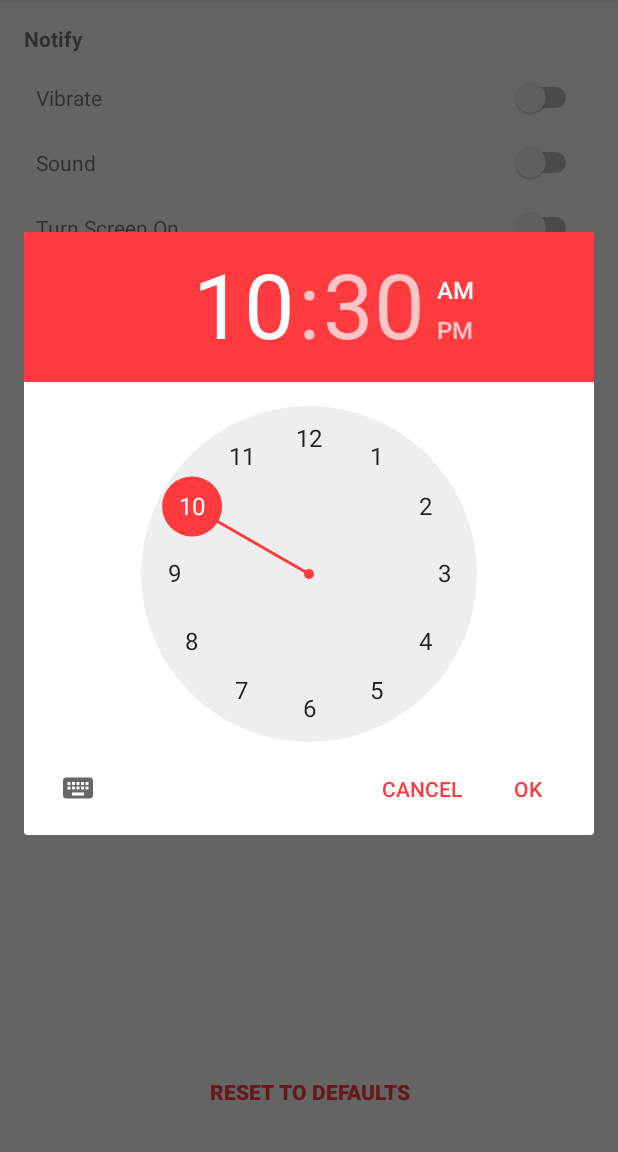
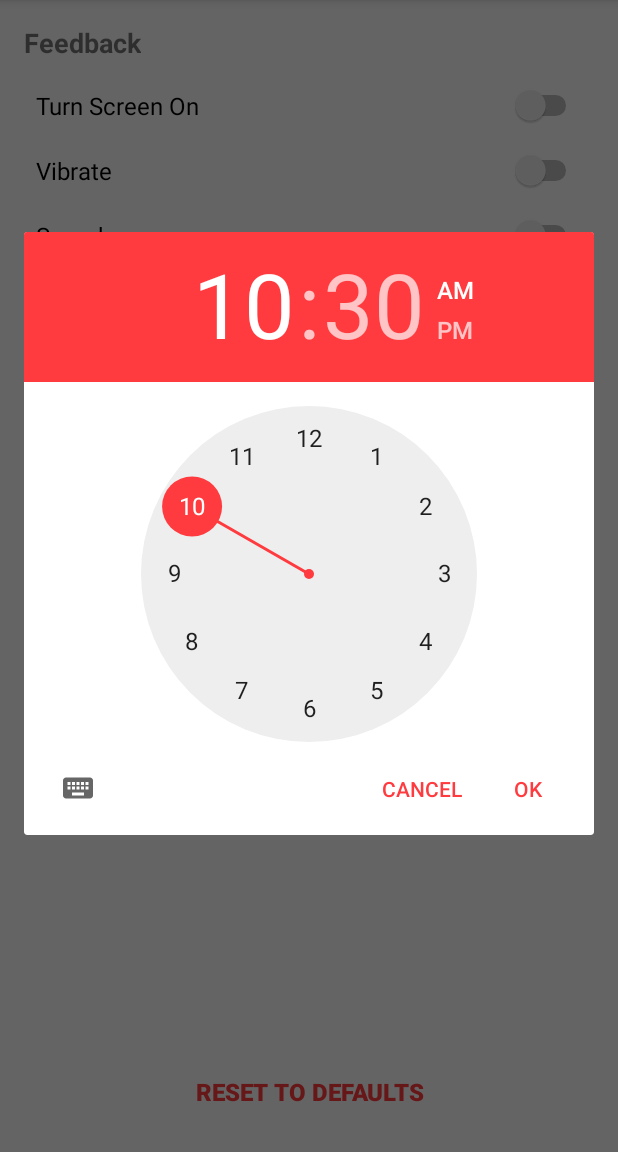
Before and after one commit to jesusCDev/AllWorkouts, an Android app: the SettingsActivity screen opened directly, with no data from a screen before it, after a tap on an icon or button, on a phone screen of 412 x 824 dp, the part 84-1236 px from its top. Run offline under Robolectric (Android 15) with nearby library versions, the phone set to English and light mode, and no system bars.

Commit message:
Just made some slight adjusments to certain things like changing the notifications default values to -1 instead of 0 to prevent future bugs as i was wokring on other projects while referencing this one. Still need to comment and add assets but i think that will be all and i will add turn screen on functionality on later.

```diff
--- a/app/src/main/java/com/allvens/allworkouts/SettingsActivity.java
+++ b/app/src/main/java/com/allvens/allworkouts/SettingsActivity.java
@@ -27,12 +27,12 @@ public class SettingsActivity extends AppCompatActivity{
 
         LinearLayout ll_settings_WorkoutPositions = findViewById(R.id.ll_settings_WorkoutPositions);
 
-        TextView tvTimeDisplay = findViewById(R.id.tv_settings_Time);
-
         Switch sVibrate = findViewById(R.id.s_settings_Vibrate);
         Switch sSound = findViewById(R.id.s_settings_Sound);
         Switch sScreenOn = findViewById(R.id.s_settings_ScreenTurnOn);
         Switch sNotification = findViewById(R.id.s_settings_Notification);
+
+        TextView tvTimeDisplay = findViewById(R.id.tv_settings_Time);
 
         Button btnSu = findViewById(R.id.btn_settings_notificationDaySU);
         Button btnM = findViewById(R.id.btn_settings_notificationDayM);
@@ -41,7 +41,6 @@ public class SettingsActivity extends AppCompatActivity{
         Button btnTh = findViewById(R.id.btn_settings_notificationDayTH);
         Button btnF = findViewById(R.id.btn_settings_notificationDayF);
         Button btnSa = findViewById(R.id.btn_settings_notificationDaySA);
-
 
         settingsScene_manager = new SettingsScene_Manager(this);
         settingsScene_manager.setUp_SettingsValues(sVibrate, sSound, sScreenOn, sNotification);
@@ -64,6 +63,7 @@ public class SettingsActivity extends AppCompatActivity{
                     case DialogInterface.BUTTON_POSITIVE:
                         Workout_Wrapper wrapper = new Workout_Wrapper(SettingsActivity.this);
                         wrapper.open();
+                        // todo take a look at this and try to simplify it
                         wrapper.delete_AllWorkouts();
                         wrapper.delete_AllHistoryWorkouts();
                         wrapper.close();
--- a/app/src/main/java/com/allvens/allworkouts/WorkoutSessionActivity.java
+++ b/app/src/main/java/com/allvens/allworkouts/WorkoutSessionActivity.java
@@ -46,8 +46,8 @@ public class WorkoutSessionActivity extends AppCompatActivity {
     }
 
     @Override
-    protected void onStop() {
-        super.onStop();
+    protected void onPause() {
+        super.onPause();
     }
 
     public void btnAction_ChangeActivities(View view){
--- a/app/src/main/java/com/allvens/allworkouts/settings_manager/SettingsPrefs_Manager.java
+++ b/app/src/main/java/com/allvens/allworkouts/settings_manager/SettingsPrefs_Manager.java
@@ -16,7 +16,7 @@ public class SettingsPrefs_Manager {
         prefs = context.getSharedPreferences(Preferences_Values.PREFS_NAMES, Context.MODE_PRIVATE);
         edit = prefs.edit();
 
-        notification_days = prefs.getString(Preferences_Values.NOTIFICATION_DAYS, "0,0,0,0,0,0,0").split(",");
+        notification_days = prefs.getString(Preferences_Values.NOTIFICATION_DAYS, "-1,-1,-1,-1,-1,-1,-1").split(",");
     }
 
     public boolean get_PrefSetting(String prefKey){
--- a/app/src/main/java/com/allvens/allworkouts/settings_manager/WorkoutPos/WorkoutPos_DragListener.java
+++ b/app/src/main/java/com/allvens/allworkouts/settings_manager/WorkoutPos/WorkoutPos_DragListener.java
@@ -2,7 +2,6 @@ package com.allvens.allworkouts.settings_manager.WorkoutPos;
 
 import android.content.Context;
 import android.graphics.Color;
-import android.util.Log;
 import android.view.DragEvent;
 import android.view.View;
 import android.view.ViewGroup;
@@ -33,7 +32,7 @@ public class WorkoutPos_DragListener implements View.OnDragListener {
                 // do nothing
                 break;
             case DragEvent.ACTION_DRAG_ENTERED:
-                v.setBackgroundColor(context.getResources().getColor(R.color.lightAccent));
+                v.setBackgroundColor(context.getResources().getColor(R.color.focusAccent));
                 update_View(owner, owner.indexOfChild(v));
                 break;
             case DragEvent.ACTION_DRAG_EXITED:
--- a/app/src/main/res/drawable/ic_expand_less_black_24dp.xml
+++ b/app/src/main/res/drawable/ic_expand_less_black_24dp.xml
@@ -1,5 +1,5 @@
-<vector android:height="24dp" android:tint="#FFFFFF"
+<vector android:height="36dp" android:tint="#FFFFFF"
     android:viewportHeight="24.0" android:viewportWidth="24.0"
-    android:width="24dp" xmlns:android="http://schemas.android.com/apk/res/android">
+    android:width="48dp" xmlns:android="http://schemas.android.com/apk/res/android">
     <path android:fillColor="#FF000000" android:pathData="M12,8l-6,6 1.41,1.41L12,10.83l4.59,4.58L18,14z"/>
 </vector>
--- a/app/src/main/res/drawable/ic_expand_more_black_24dp.xml
+++ b/app/src/main/res/drawable/ic_expand_more_black_24dp.xml
@@ -1,5 +1,5 @@
-<vector android:height="24dp" android:tint="#FFFFFF"
+<vector android:height="36dp" android:tint="#FFFFFF"
     android:viewportHeight="24.0" android:viewportWidth="24.0"
-    android:width="24dp" xmlns:android="http://schemas.android.com/apk/res/android">
+    android:width="48dp" xmlns:android="http://schemas.android.com/apk/res/android">
     <path android:fillColor="#FF000000" android:pathData="M16.59,8.59L12,13.17 7.41,8.59 6,10l6,6 6,-6z"/>
 </vector>
--- a/app/src/main/res/layout/acitivty_max.xml
+++ b/app/src/main/res/layout/acitivty_max.xml
@@ -20,7 +20,8 @@
             android:layout_centerHorizontal="true"
             android:layout_marginTop="8dp"
             android:text="Workout"
-            android:textAppearance="@style/TextAppearance.AppCompat.Title" />
+            android:textAppearance="@style/TextAppearance.AppCompat.Title"
+            android:textSize="@dimen/priority_1" />
 
         <TextView
             android:id="@+id/tv_max_MaxValue"
@@ -90,7 +91,8 @@
             android:background="@android:color/transparent"
             android:onClick="btnAction_max_CompleteMax"
             android:text="Complete"
-            android:textColor="@color/colorAccent"
+            android:textColor="@color/importantButton"
+            android:textSize="@dimen/btn_textSize"
             android:textStyle="bold"
             app:layout_constraintBottom_toBottomOf="parent"
             app:layout_constraintEnd_toEndOf="parent"
--- a/app/src/main/res/layout/acitivty_settings.xml
+++ b/app/src/main/res/layout/acitivty_settings.xml
@@ -14,7 +14,8 @@
         android:layout_height="wrap_content"
         android:layout_marginStart="8dp"
         android:layout_marginTop="8dp"
-        android:text="Notify"
+        android:text="Feedback"
+        android:textSize="@dimen/priority_2"
         android:textStyle="bold"
         app:layout_constraintStart_toStartOf="parent"
         app:layout_constraintTop_toTopOf="parent" />
@@ -33,6 +34,38 @@
 
         <android.support.constraint.ConstraintLayout
             android:layout_width="match_parent"
+            android:layout_height="match_parent"
+            tools:layout_editor_absoluteX="16dp"
+            tools:layout_editor_absoluteY="134dp">
+
+            <TextView
+                android:id="@+id/textView"
+                android:layout_width="wrap_content"
+                android:layout_height="wrap_content"
+                android:layout_marginBottom="8dp"
+                android:layout_marginStart="8dp"
+                android:layout_marginTop="8dp"
+                android:text="Turn Screen On"
+                android:textColor="@android:color/black"
+                android:textSize="@dimen/priority_3"
+                app:layout_constraintBottom_toBottomOf="parent"
+                app:layout_constraintStart_toStartOf="parent"
+                app:layout_constraintTop_toTopOf="parent" />
+
+            <Switch
+                android:id="@+id/s_settings_ScreenTurnOn"
+                android:layout_width="wrap_content"
+                android:layout_height="wrap_content"
+                android:layout_marginBottom="8dp"
+                android:layout_marginEnd="8dp"
+                android:layout_marginTop="8dp"
+                app:layout_constraintBottom_toBottomOf="parent"
+                app:layout_constraintEnd_toEndOf="parent"
+                app:layout_constraintTop_toTopOf="parent" />
+        </android.support.constraint.ConstraintLayout>
+
+        <android.support.constraint.ConstraintLayout
+            android:layout_width="match_parent"
             android:layout_height="match_parent">
 
             <TextView
@@ -43,6 +76,8 @@
                 android:layout_marginStart="8dp"
                 android:layout_marginTop="8dp"
                 android:text="Vibrate"
+                android:textColor="@android:color/black"
+                android:textSize="@dimen/priority_3"
                 app:layout_constraintBottom_toBottomOf="parent"
                 app:layout_constraintStart_toStartOf="parent"
                 app:layout_constraintTop_toTopOf="parent" />
@@ -71,6 +106,8 @@
                 android:layout_marginStart="8dp"
                 android:layout_marginTop="8dp"
                 android:text="Sound"
+                android:textColor="@android:color/black"
+                android:textSize="@dimen/priority_3"
                 app:layout_constraintBottom_toBottomOf="parent"
                 app:layout_constraintStart_toStartOf="parent"
                 app:layout_constraintTop_toTopOf="parent" />
@@ -85,35 +122,9 @@
                 app:layout_constraintBottom_toBottomOf="parent"
                 app:layout_constraintEnd_toEndOf="parent"
                 app:layout_constraintTop_toTopOf="parent" />
+
         </android.support.constraint.ConstraintLayout>
 
-        <android.support.constraint.ConstraintLayout
-            android:layout_width="match_parent"
-            android:layout_height="match_parent">
-
-            <TextView
-                android:id="@+id/textView"
-                android:layout_width="wrap_content"
-                android:layout_height="wrap_content"
-                android:layout_marginBottom="8dp"
-                android:layout_marginStart="8dp"
-                android:layout_marginTop="8dp"
-                android:text="Turn Screen On"
-                app:layout_constraintBottom_toBottomOf="parent"
-                app:layout_constraintStart_toStartOf="parent"
-                app:layout_constraintTop_toTopOf="parent" />
-
-            <Switch
-                android:id="@+id/s_settings_ScreenTurnOn"
-                android:layout_width="wrap_content"
-                android:layout_height="wrap_content"
-                android:layout_marginBottom="8dp"
-                android:layout_marginEnd="8dp"
-                android:layout_marginTop="8dp"
-                app:layout_constraintBottom_toBottomOf="parent"
-                app:layout_constraintEnd_toEndOf="parent"
-                app:layout_constraintTop_toTopOf="parent" />
-        </android.support.constraint.ConstraintLayout>
     </LinearLayout>
 
     <TextView
@@ -123,6 +134,7 @@
         android:layout_marginStart="8dp"
         android:layout_marginTop="8dp"
         android:text="Notification"
+        android:textSize="@dimen/priority_2"
         android:textStyle="bold"
         app:layout_constraintStart_toStartOf="parent"
         app:layout_constraintTop_toBottomOf="@+id/ll1" />
@@ -150,9 +162,9 @@
                 android:layout_marginStart="8dp"
                 android:layout_marginTop="8dp"
                 android:onClick="btnAction_SetNotificationTime"
-                android:text="2:04am"
-                android:textColor="@color/colorAccent"
-                android:textSize="24sp"
+                android:text="2:04 am"
+                android:textColor="@color/importantButton"
+                android:textSize="@dimen/priority_1"
                 android:textStyle="bold"
                 app:layout_constraintBottom_toBottomOf="parent"
                 app:layout_constraintStart_toStartOf="parent"
@@ -185,6 +197,8 @@
                 android:background="@android:color/transparent"
                 android:onClick="btnAction_setDayNotifications"
                 android:text="SU"
+                android:textColor="@color/unSelectedButton"
+                android:textSize="@dimen/btn_textSize"
                 android:textStyle="bold" />
 
             <Button
@@ -195,6 +209,8 @@
                 android:background="@android:color/transparent"
                 android:onClick="btnAction_setDayNotifications"
                 android:text="M"
+                android:textColor="@color/unSelectedButton"
+                android:textSize="@dimen/btn_textSize"
                 android:textStyle="bold" />
 
             <Button
@@ -205,6 +221,8 @@
                 android:background="@android:color/transparent"
                 android:onClick="btnAction_setDayNotifications"
                 android:text="TU"
+                android:textColor="@color/unSelectedButton"
+                android:textSize="@dimen/btn_textSize"
                 android:textStyle="bold" />
 
             <Button
@@ -215,6 +233,8 @@
                 android:background="@android:color/transparent"
                 android:onClick="btnAction_setDayNotifications"
                 android:text="W"
+                android:textColor="@color/unSelectedButton"
+                android:textSize="@dimen/btn_textSize"
                 android:textStyle="bold" />
 
             <Button
@@ -225,6 +245,8 @@
                 android:background="@android:color/transparent"
                 android:onClick="btnAction_setDayNotifications"
                 android:text="TH"
+                android:textColor="@color/unSelectedButton"
+                android:textSize="@dimen/btn_textSize"
                 android:textStyle="bold" />
 
             <Button
@@ -235,6 +257,8 @@
                 android:background="@android:color/transparent"
                 android:onClick="btnAction_setDayNotifications"
                 android:text="F"
+                android:textColor="@color/unSelectedButton"
+                android:textSize="@dimen/btn_textSize"
                 android:textStyle="bold" />
 
             <Button
@@ -245,6 +269,8 @@
                 android:background="@android:color/transparent"
                 android:onClick="btnAction_setDayNotifications"
                 android:text="SA"
+                android:textColor="@color/unSelectedButton"
+                android:textSize="@dimen/btn_textSize"
                 android:textStyle="bold" />
         </LinearLayout>
     </LinearLayout>
@@ -257,6 +283,7 @@
         android:layout_marginStart="8dp"
         android:layout_marginTop="8dp"
         android:text="Workouts: Position And Status"
+        android:textSize="@dimen/priority_2"
         android:textStyle="bold"
         app:layout_constraintStart_toStartOf="parent"
         app:layout_constraintTop_toBottomOf="@+id/ll2" />
@@ -287,7 +314,8 @@
         android:background="@android:color/transparent"
         android:onClick="btnAction_ResetToDefaults"
         android:text="Reset To Defaults"
-        android:textColor="@color/colorAccent"
+        android:textColor="@color/importantButton"
+        android:textSize="@dimen/btn_textSize"
         android:textStyle="bold"
         app:layout_constraintBottom_toBottomOf="parent"
         app:layout_constraintEnd_toEndOf="parent"
--- a/app/src/main/res/layout/activity_home.xml
+++ b/app/src/main/res/layout/activity_home.xml
@@ -22,7 +22,7 @@
             android:layout_centerHorizontal="true"
             android:layout_marginTop="8dp"
             android:text="PushUps"
-            android:textSize="24sp" />
+            android:textSize="@dimen/priority_1" />
 
         <ImageView
             android:id="@+id/imageView"
@@ -70,6 +70,7 @@
             android:onClick="btnAction_StartWorkout"
             android:text="Start"
             android:textColor="@android:color/white"
+            android:textSize="@dimen/btn_textSize"
             android:textStyle="bold" />
 
         <LinearLayout
@@ -87,6 +88,7 @@
                 android:onClick="btnAction_Settings"
                 android:text="Settings"
                 android:textColor="@android:color/white"
+                android:textSize="@dimen/btn_textSize"
                 android:textStyle="bold" />
 
             <Button
@@ -97,6 +99,7 @@
                 android:onClick="btnAction_Log"
                 android:text="Log"
                 android:textColor="@android:color/white"
+                android:textSize="@dimen/btn_textSize"
                 android:textStyle="bold" />
         </LinearLayout>
 
--- a/app/src/main/res/layout/activity_log.xml
+++ b/app/src/main/res/layout/activity_log.xml
@@ -27,6 +27,7 @@
         android:layout_marginStart="8dp"
         android:layout_marginTop="8dp"
         android:text="TextView"
+        android:textSize="@dimen/priority_2"
         app:layout_constraintStart_toStartOf="parent"
         app:layout_constraintTop_toBottomOf="@+id/lc_log_ShowWorkoutProgression" />
 
@@ -53,7 +54,8 @@
         android:background="@android:color/transparent"
         android:onClick="btnAction_ResetWorkoutToZero"
         android:text="Reset - Workout"
-        android:textColor="@color/colorAccent"
+        android:textColor="@color/importantButton"
+        android:textSize="@dimen/btn_textSize"
         android:textStyle="bold"
         app:layout_constraintBottom_toBottomOf="parent"
         app:layout_constraintEnd_toEndOf="parent"
--- a/app/src/main/res/values/colors.xml
+++ b/app/src/main/res/values/colors.xml
@@ -5,5 +5,9 @@
     <color name="colorAccent">#FF3B3F</color>
 
     <color name="objects">#000000</color>
-    <color name="lightAccent">#CAEBF2</color>
+    <color name="focusAccent">#CAEBF2</color>
+
+    <color name="selectedButton">#000000</color>
+    <color name="unSelectedButton">#A9A9A9</color>
+    <color name="importantButton">#FF3B3F</color>
 </resources>
--- /dev/null
+++ b/app/src/main/res/values/dimens.xml
@@ -0,0 +1,9 @@
+<?xml version="1.0" encoding="utf-8"?>
+<resources>
+    <dimen name="priority_1">24sp</dimen>
+    <dimen name="priority_2">18sp</dimen>
+    <dimen name="priority_3">16sp</dimen>
+
+
+    <dimen name="btn_textSize">16sp</dimen>
+</resources>
--- a/app/src/main/res/values/styles.xml
+++ b/app/src/main/res/values/styles.xml
@@ -1,8 +1,5 @@
 <resources>
-
-    <!-- Base application theme. -->
     <style name="AppTheme" parent="Theme.AppCompat.Light.DarkActionBar">
-        <!-- Customize your theme here. -->
         <item name="colorPrimary">@color/colorPrimary</item>
         <item name="colorPrimaryDark">@color/colorPrimaryDark</item>
         <item name="colorAccent">@color/colorAccent</item>
@@ -13,21 +10,20 @@
         <item name="android:colorBackground">@android:color/transparent</item>
         <item name="android:textStyle">bold</item>
         <item name="android:textColor">@android:color/white</item>
-        <!--<item name="android:textColor">@color/colorAccent</item>-->
     </style>
 
     <style name="tv_settings_TimeView">
-        <item name="android:textColor">@color/colorAccent</item>
+        <item name="android:textColor">@color/importantButton</item>
         <item name="android:textStyle">bold</item>
         <item name="android:textSize">20dp</item>
     </style>
 
     <style name="btn_settings_DaySelected">
-        <item name="android:textColor">@android:color/black</item>
+        <item name="android:textColor">@color/selectedButton</item>
     </style>
 
     <style name="btn_settings_DayUnSelected">
-        <item name="android:textColor">@color/colorPrimaryDark</item>
+        <item name="android:textColor">@color/unSelectedButton</item>
     </style>
 
 </resources>
```
Also changed, not shown: app/src/main/AndroidManifest.xml (+11 -5 lines), app/src/main/java/com/allvens/allworkouts/WorkoutSessionFinishActivity.java (+4 -3 lines), app/src/main/java/com/allvens/allworkouts/log_manager/LogScene_Manager.java (+5 -4 lines), app/src/main/java/com/allvens/allworkouts/log_manager/LogScene_UI_Manager.java (+5 -2 lines), app/src/main/res/layout/activity_workout_finish.xml (+33 -25 lines), app/src/main/res/layout/activity_workout_session.xml (+12 -6 lines).
